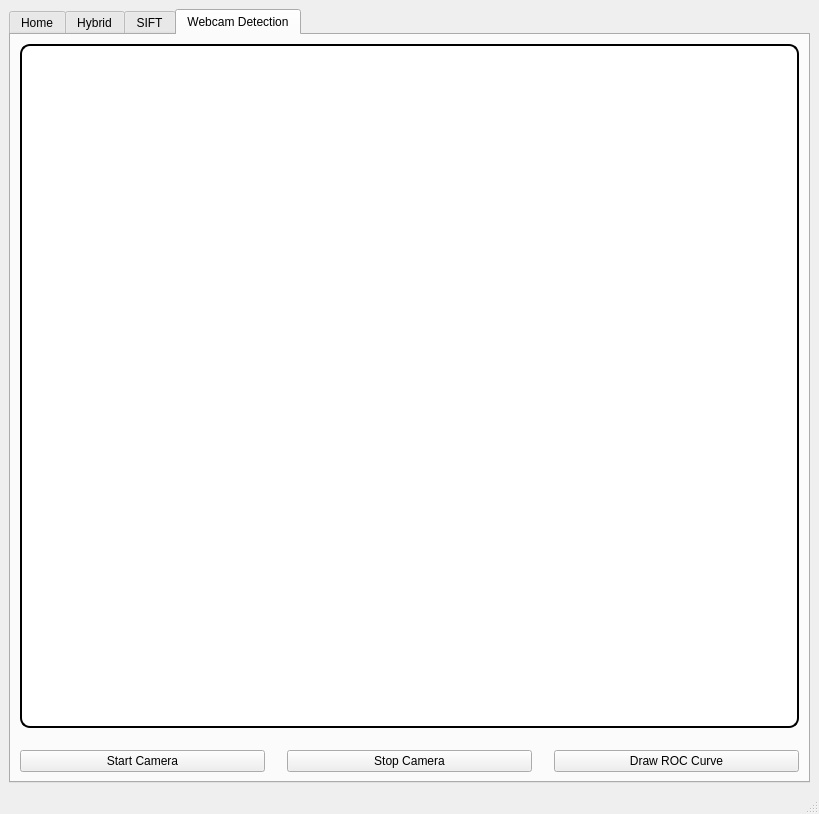
First picture: the form in mainwindow.ui, repository Sherif-2001/Full-Option-Photoshop, before the edit.
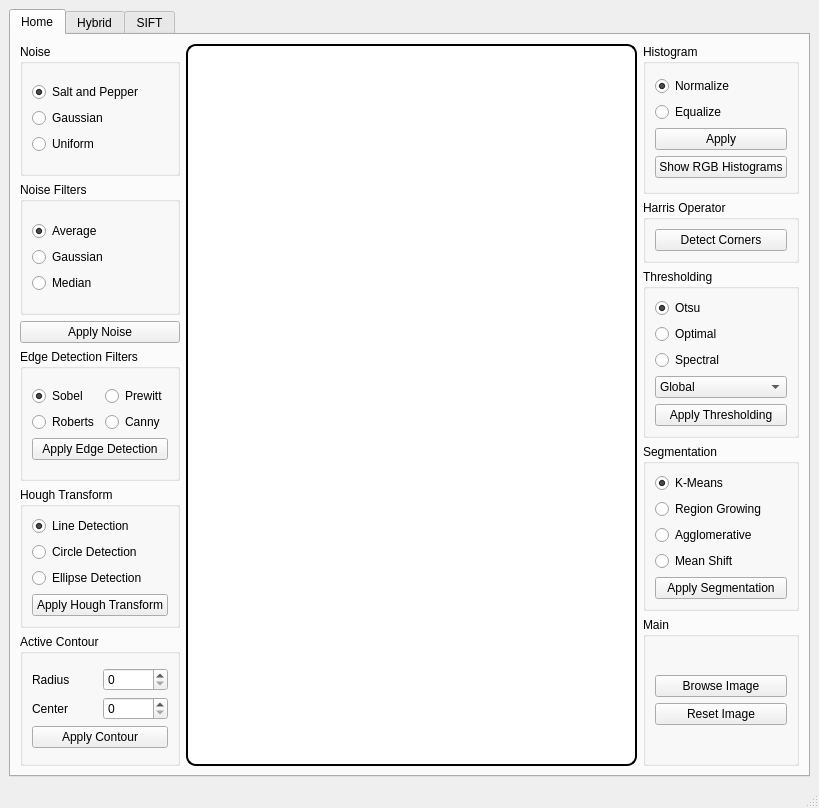
Second picture: the form after the edit. The open tabs and pages were chosen to show the change.

Commit message: remove face recognition tab and change the design

```diff
--- a/mainwindow.ui
+++ b/mainwindow.ui
@@ -7,7 +7,7 @@
     <x>0</x>
     <y>0</y>
     <width>819</width>
-    <height>725</height>
+    <height>808</height>
    </rect>
   </property>
   <property name="sizePolicy">
@@ -33,7 +33,7 @@
     <item>
      <widget class="QTabWidget" name="tabWidget">
       <property name="currentIndex">
-       <number>2</number>
+       <number>0</number>
       </property>
       <widget class="QWidget" name="tab">
        <attribute name="title">
@@ -474,22 +474,6 @@
               </layout>
              </widget>
             </item>
-            <item>
-             <widget class="QGroupBox" name="groupBox">
-              <property name="title">
-               <string>Face Detection</string>
-              </property>
-              <layout class="QVBoxLayout" name="verticalLayout">
-               <item>
-                <widget class="QPushButton" name="facedetect_btn">
-                 <property name="text">
-                  <string>Detect Faces</string>
-                 </property>
-                </widget>
-               </item>
-              </layout>
-             </widget>
-            </item>
             <item>
              <widget class="QGroupBox" name="groupBox_14">
               <property name="title">
@@ -661,61 +645,6 @@
         </item>
        </layout>
       </widget>
-      <widget class="QWidget" name="tab_3">
-       <attribute name="title">
-        <string>Webcam Detection</string>
-       </attribute>
-       <layout class="QVBoxLayout" name="verticalLayout_38">
-        <item>
-         <layout class="QVBoxLayout" name="verticalLayout_41" stretch="0">
-          <property name="spacing">
-           <number>22</number>
-          </property>
-          <item>
-           <layout class="QVBoxLayout" name="verticalLayout_36">
-            <item>
-             <widget class="QLabel" name="webcam_lbl">
-              <property name="styleSheet">
-               <string notr="true">background: rgb(255, 255, 255);
-border: 2px solid black;
-border-radius: 10px</string>
-              </property>
-              <property name="text">
-               <string/>
-              </property>
-             </widget>
-            </item>
-            <item>
-             <layout class="QHBoxLayout" name="horizontalLayout_6">
-              <item>
-               <widget class="QPushButton" name="startcam_btn">
-                <property name="text">
-                 <string>Start Camera</string>
-                </property>
-               </widget>
-              </item>
-              <item>
-               <widget class="QPushButton" name="stopcam_btn">
-                <property name="text">
-                 <string>Stop Camera</string>
-                </property>
-               </widget>
-              </item>
-              <item>
-               <widget class="QPushButton" name="roccurve_btn">
-                <property name="text">
-                 <string>Draw ROC Curve</string>
-                </property>
-               </widget>
-              </item>
-             </layout>
-            </item>
-           </layout>
-          </item>
-         </layout>
-        </item>
-       </layout>
-      </widget>
      </widget>
     </item>
    </layout>
```
The commit also changes 4 other files.
